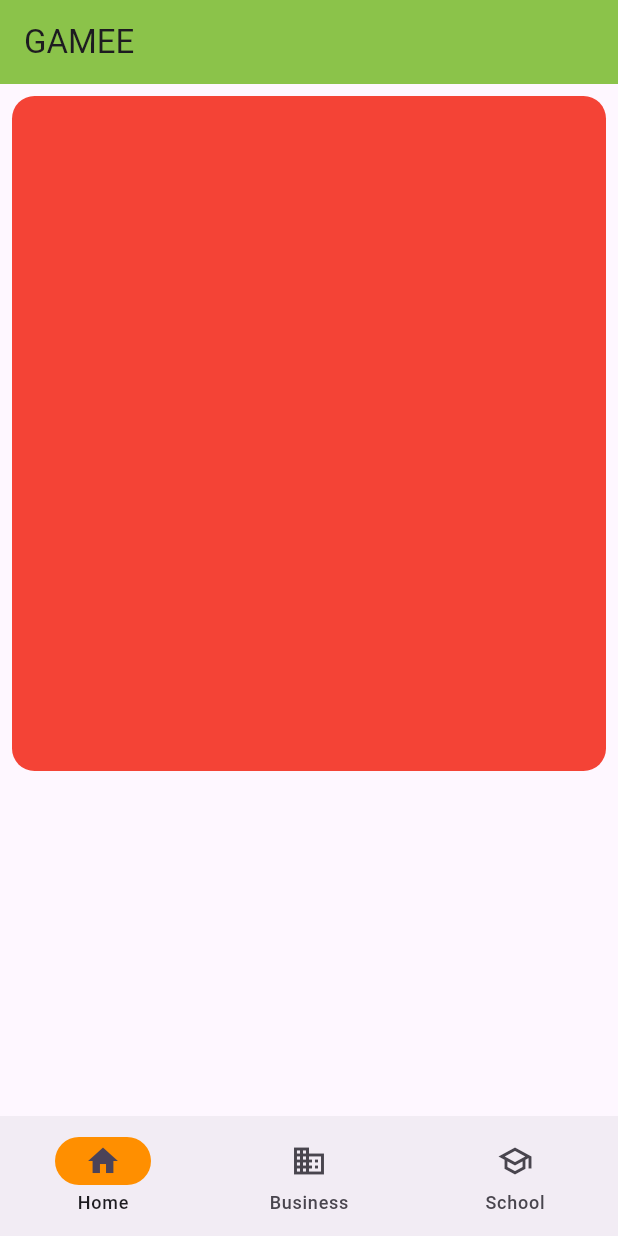
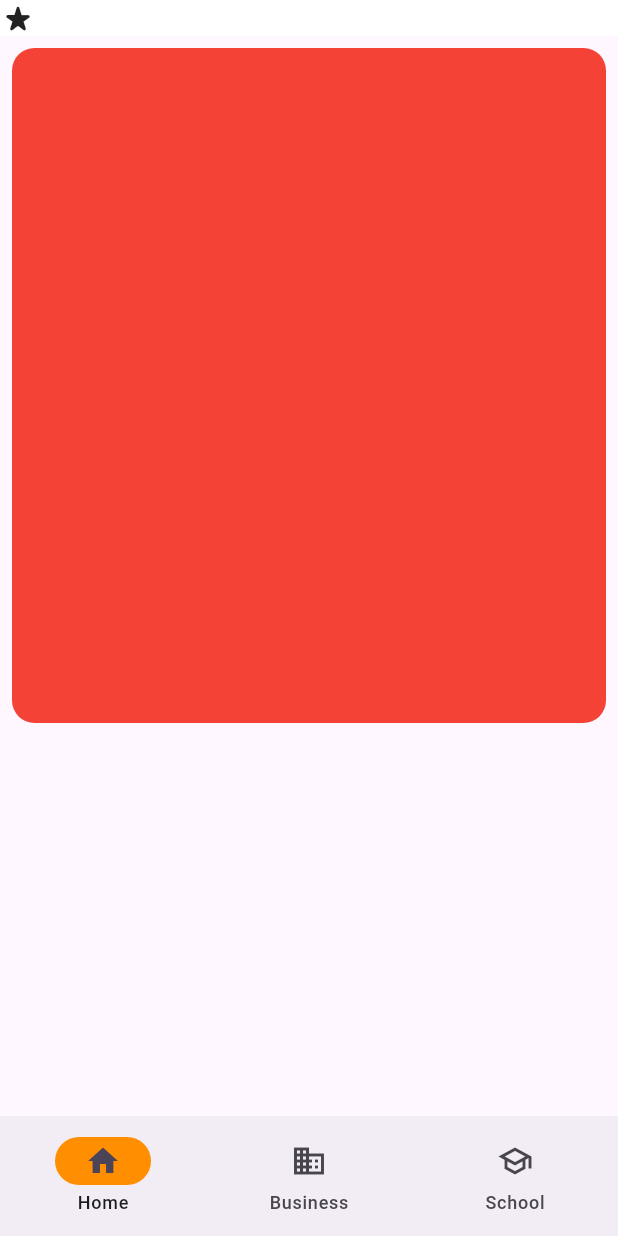
Before and after one commit to techtitansmbcet2023/RightsQuest, a Flutter app: the screen it shows after launch, on a phone screen of 412 x 824 dp. Run offline on Flutter 3.47's test engine with Material 2 defaults, Android fonts, the light colour scheme and no system bars.

Commit message:
Custom Topbar

```diff
--- a/lib/views/app.dart
+++ b/lib/views/app.dart
@@ -1,6 +1,7 @@
 import 'package:flutter/material.dart';
 import 'package:rights_quest/views/ChaptersTab.dart';
 import 'package:rights_quest/views/home.dart';
+import 'package:rights_quest/widgets/top_app_bar.dart';
 
 class App extends StatelessWidget {
   const App({super.key});
@@ -34,10 +35,10 @@ class _HomePageState extends State<HomePage> {
   @override
   Widget build(BuildContext context) {
     return Scaffold(
-      appBar: AppBar(
+      appBar: TopAppBar(),/*AppBar(
         title: Text("GAMEE"),
         backgroundColor: Colors.lightGreen,
-      ),
+      ),*/
       bottomNavigationBar: NavigationBar(
         onDestinationSelected: (int index) {
           setState(() {
--- /dev/null
+++ b/lib/widgets/top_app_bar.dart
@@ -0,0 +1,24 @@
+import 'package:flutter/material.dart';
+
+class TopAppBar extends StatelessWidget implements PreferredSizeWidget {
+  const TopAppBar({super.key});
+
+  @override
+  Widget build(BuildContext context) {
+    return Container(
+      color: Colors.white,
+      child: SafeArea(
+          child: Container(
+            child: Row(
+              children: [
+                Icon(Icons.star_rate_rounded)
+              ],
+            ),
+          )),
+    );
+  }
+
+  @override
+  // TODO: implement preferredSize
+  Size get preferredSize => const Size.fromHeight(50);
+}
```
